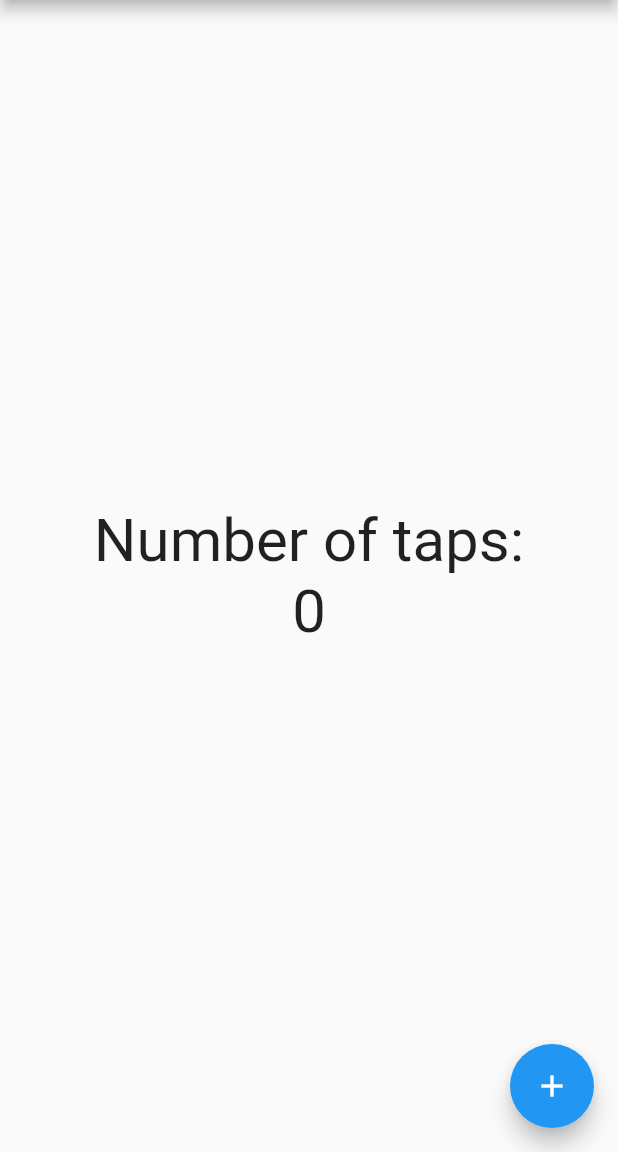
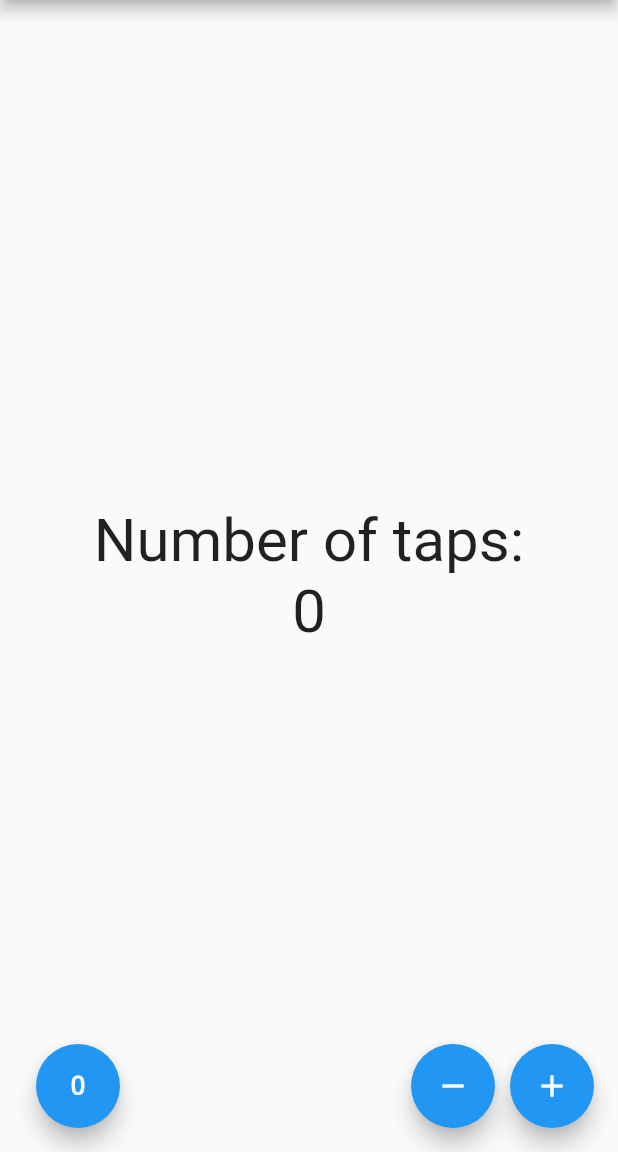
Before and after one commit to saulleonardo1999/counter, a Flutter app: the screen it shows after launch, on a phone screen of 412 x 824 dp, the part 84-1236 px from its top. Run offline on Flutter 3.47's test engine with Material 2 defaults, Android fonts, the phone set to English and light mode, and no system bars.

Commit message:
Counter - Buttons implentation

```diff
--- a/counter/lib/src/pages/counter_page.dart
+++ b/counter/lib/src/pages/counter_page.dart
@@ -31,17 +31,25 @@ class _CounterPageState extends State <CounterPage>{
         )
         ),
 //        floatingActionButtonLocation: FloatingActionButtonLocation.centerFloat,
-        floatingActionButton: FloatingActionButton(
-          child: Icon(Icons.add),
-          onPressed: (){
-
-            _counter++;
-            setState((){
-
-            });
-          },
-        ),
+        floatingActionButton: _createButtons()
     );
   }
+  Widget _createButtons(){
+    return Row(
+      mainAxisAlignment: MainAxisAlignment.end,
+      children: <Widget>[
+         SizedBox(width: 40.0),
+        FloatingActionButton( child: Icon(Icons.exposure_zero), onPressed: null,),
+       Expanded(child: SizedBox()),
+        FloatingActionButton( child: Icon(Icons.remove), onPressed: null,),
+         SizedBox(width: 10.0),
+        FloatingActionButton( child: Icon(Icons.add), onPressed: null,),
+      ],
+    );
 
+
+
+
+
+  }
 }
```
